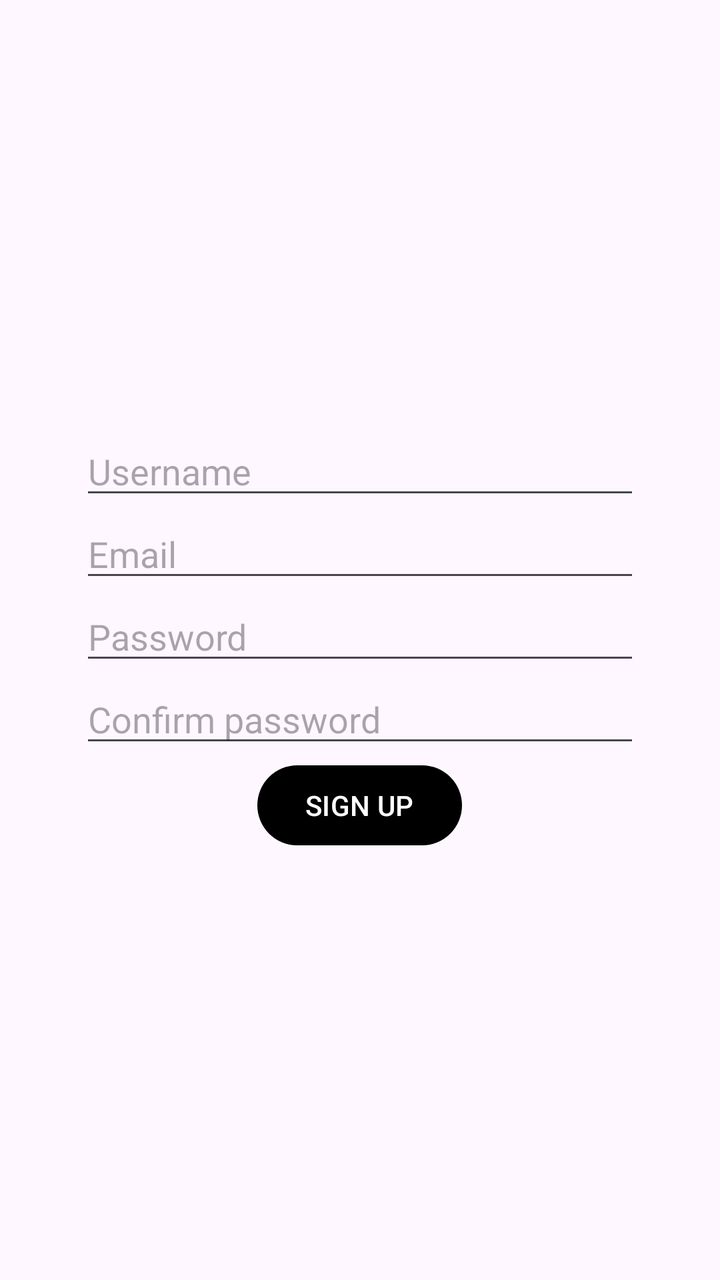
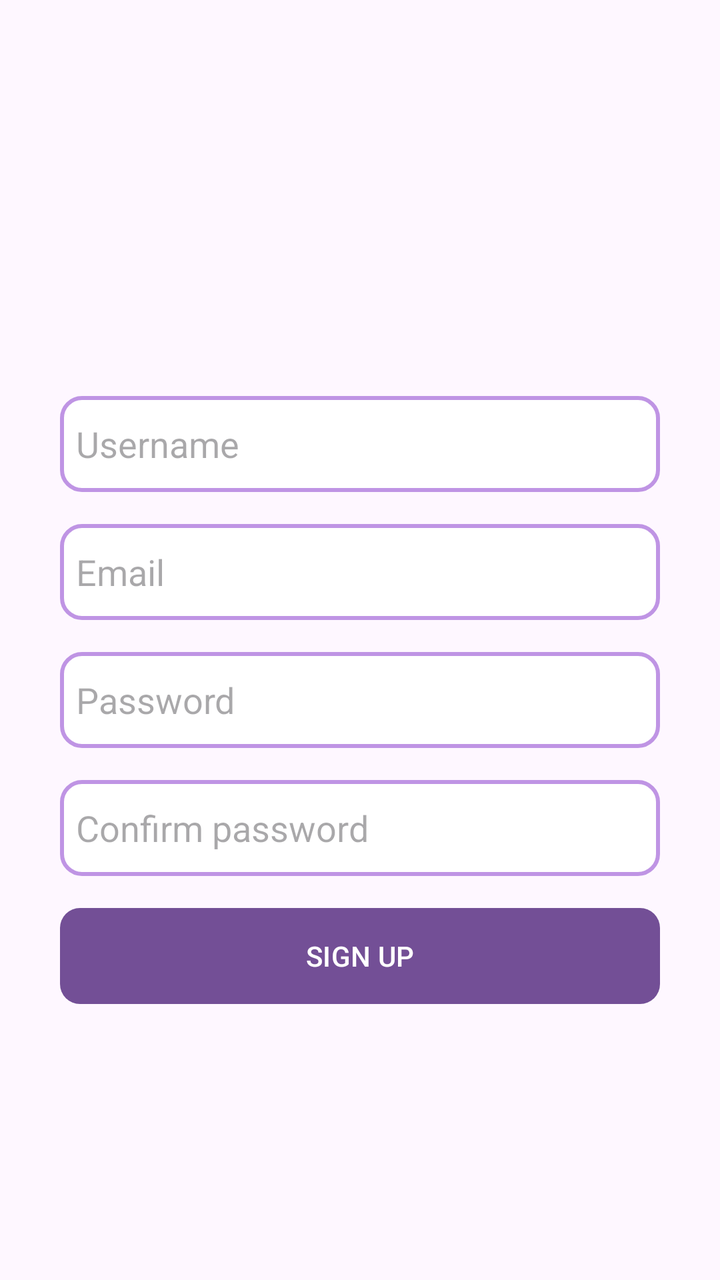

The first picture is an Android layout as it rendered before a commit; the second is the same layout after the commit. The layout source and the unified diff follow.
<!-- AndroidManifest.xml: application theme Theme.TheApp -->
<!-- res/layout/fragment_signup.xml -->
<?xml version="1.0" encoding="utf-8"?>
<LinearLayout xmlns:android="http://schemas.android.com/apk/res/android"
    xmlns:tools="http://schemas.android.com/tools"
    android:layout_width="match_parent"
    android:layout_height="match_parent"
    android:gravity="center"
    android:orientation="vertical"
    android:id="@+id/loginLayout">

    <EditText
        android:id="@+id/signupUser"
        android:layout_width="match_parent"
        android:layout_height="wrap_content"
        android:layout_marginHorizontal="40dp"
        android:inputType="text"
        android:hint="@string/create_username"/>

    <EditText
        android:id="@+id/signupEmail"
        android:layout_width="match_parent"
        android:layout_height="wrap_content"
        android:layout_marginHorizontal="40dp"
        android:inputType="textEmailAddress"
        android:hint="@string/create_email"/>

    <EditText
        android:id="@+id/signupPass"
        android:layout_width="match_parent"
        android:layout_height="wrap_content"
        android:layout_marginHorizontal="40dp"
        android:inputType="textPassword"
        android:hint="@string/login_password"/>

    <EditText
        android:id="@+id/passConfirm"
        android:layout_width="match_parent"
        android:layout_height="wrap_content"
        android:layout_marginHorizontal="40dp"
        android:inputType="textPassword"
        android:hint="@string/confirm_password"/>

    <Button
        android:id="@+id/signupButton"
        android:layout_width="wrap_content"
        android:layout_height="wrap_content"
        android:text="@string/sign_up"/>

</LinearLayout>
<!-- resources referenced by this layout -->
<resources>
  <string name="confirm_password">Confirm password</string>
  <string name="create_email">Email</string>
  <string name="create_username">Username</string>
  <string name="login_password">Password</string>
  <string name="sign_up">SIGN UP</string>
  <style name="Theme.TheApp" parent="Base.Theme.TheApp" />
  <style name="Base.Theme.TheApp" parent="Theme.Material3.DayNight.NoActionBar">
          
          
          <item name="colorPrimary">@color/primary</item>
          <item name="colorOnPrimary">@color/on_primary</item>
      </style>
  <color name="primary">#000000</color>
  <color name="on_primary">#FFFFFF</color>
</resources>

<!-- the commit's change to res/layout/fragment_signup.xml (unified diff, before → after) -->
@@ -1,6 +1,7 @@
 <?xml version="1.0" encoding="utf-8"?>
 <LinearLayout xmlns:android="http://schemas.android.com/apk/res/android"
     xmlns:tools="http://schemas.android.com/tools"
+    xmlns:app="http://schemas.android.com/apk/res-auto"
     android:layout_width="match_parent"
     android:layout_height="match_parent"
     android:gravity="center"
@@ -9,40 +10,50 @@
 
     <EditText
         android:id="@+id/signupUser"
-        android:layout_width="match_parent"
-        android:layout_height="wrap_content"
-        android:layout_marginHorizontal="40dp"
+        android:layout_width="300dp"
+        android:layout_height="48dp"
+        android:background="@drawable/edittext_bg"
+        android:padding="8dp"
+        android:layout_marginTop="60dp"
         android:inputType="text"
         android:hint="@string/create_username"/>
 
     <EditText
         android:id="@+id/signupEmail"
-        android:layout_width="match_parent"
-        android:layout_height="wrap_content"
-        android:layout_marginHorizontal="40dp"
+        android:layout_width="300dp"
+        android:layout_height="48dp"
+        android:background="@drawable/edittext_bg"
+        android:padding="8dp"
+        android:layout_marginVertical="16dp"
         android:inputType="textEmailAddress"
         android:hint="@string/create_email"/>
 
     <EditText
         android:id="@+id/signupPass"
-        android:layout_width="match_parent"
-        android:layout_height="wrap_content"
-        android:layout_marginHorizontal="40dp"
+        android:layout_width="300dp"
+        android:layout_height="48dp"
+        android:background="@drawable/edittext_bg"
+        android:padding="8dp"
         android:inputType="textPassword"
         android:hint="@string/login_password"/>
 
     <EditText
         android:id="@+id/passConfirm"
-        android:layout_width="match_parent"
-        android:layout_height="wrap_content"
-        android:layout_marginHorizontal="40dp"
+        android:layout_width="300dp"
+        android:layout_height="48dp"
+        android:background="@drawable/edittext_bg"
+        android:padding="8dp"
+        android:layout_marginVertical="16dp"
         android:inputType="textPassword"
         android:hint="@string/confirm_password"/>
 
     <Button
         android:id="@+id/signupButton"
-        android:layout_width="wrap_content"
-        android:layout_height="wrap_content"
+        android:layout_width="300dp"
+        android:layout_height="48dp"
+        android:background="@drawable/button_bg"
+        android:backgroundTint="@color/white"
+        app:backgroundTint="#734F96"
         android:text="@string/sign_up"/>
 
 </LinearLayout>
<!-- resource entries referenced after the edit -->
@@ -1,5 +1,34 @@
 <!-- resources referenced by this layout -->
 <resources>
+  <color name="white">#FFFFFF</color>
+  <!-- drawable button_bg (drawable) -->
+  <?xml version="1.0" encoding="utf-8"?>
+  <shape xmlns:android="http://schemas.android.com/apk/res/android"
+      android:shape="rectangle">
+  
+      <solid
+          android:color="@color/white"/>
+  
+      <corners
+          android:radius="10dp"/>
+  
+  </shape>
+  <!-- drawable edittext_bg (drawable) -->
+  <?xml version="1.0" encoding="utf-8"?>
+  <shape xmlns:android="http://schemas.android.com/apk/res/android"
+      android:shape="rectangle">
+  
+      <solid
+          android:color="@color/white"/>
+  
+      <corners
+          android:radius="10dp"/>
+  
+      <stroke
+          android:color="#BF94E4"
+          android:width="2dp"/>
+  
+  </shape>
   <string name="confirm_password">Confirm password</string>
   <string name="create_email">Email</string>
   <string name="create_username">Username</string>
